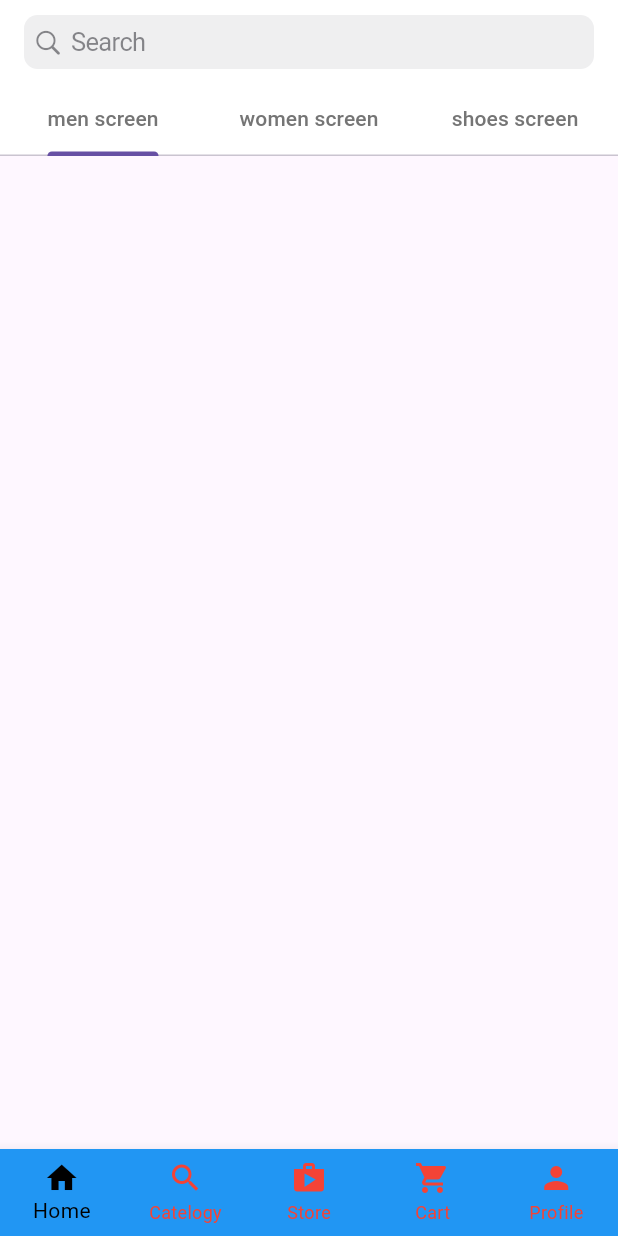
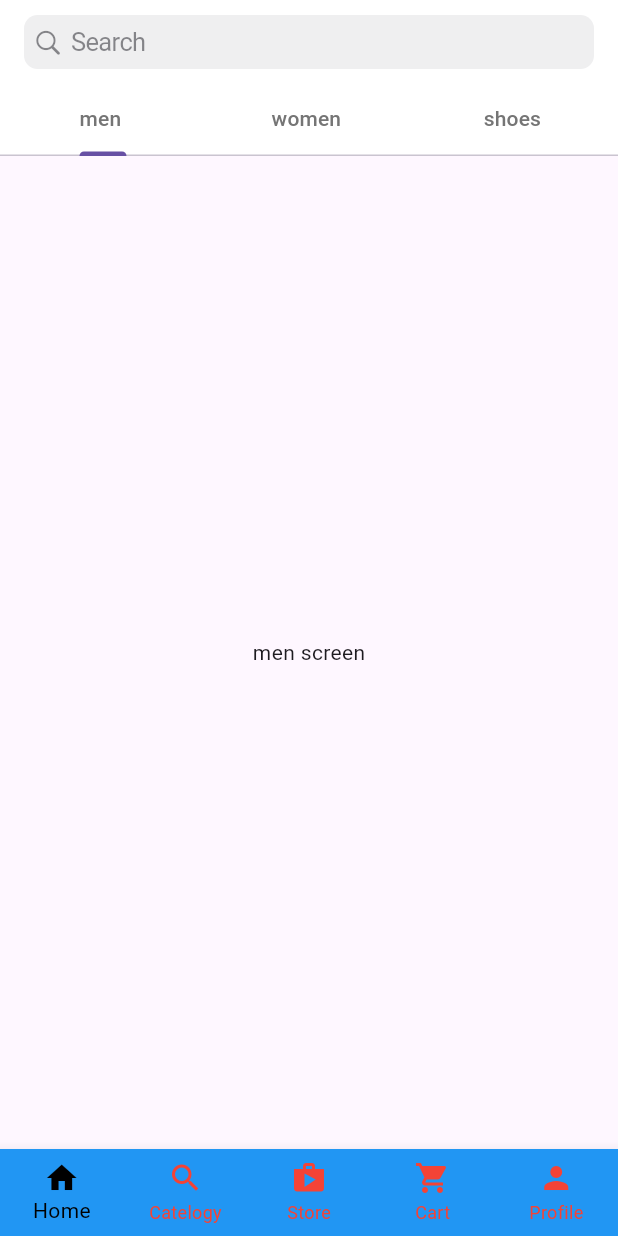
Before and after one commit to ANH2018/Bottom-Navigation-Bar, a Flutter app: the screen it shows after launch, on a phone screen of 412 x 824 dp. Run offline on Flutter 3.47's test engine with Material 3 defaults, Android fonts, the phone set to English and light mode, and no system bars.

Commit message:
add tabbarview

```diff
--- a/lib/home.dart
+++ b/lib/home.dart
@@ -24,16 +24,22 @@ class _homescreenState extends State<homescreen> {
                       bottom: TabBar(
                         tabs: [
 
-                          Tab(child: Text('men screen',style:TextStyle(color: Colors.grey.shade600) ,),),
+                          Tab(child: Text('men ',style:TextStyle(color: Colors.grey.shade600) ,),),
 
-                          Tab(child: Text('women screen',style:TextStyle(color: Colors.grey.shade600) ,),),
+                          Tab(child: Text('women ',style:TextStyle(color: Colors.grey.shade600) ,),),
 
-                          Tab(child: Text('shoes screen',style:TextStyle(color: Colors.grey.shade600) ,),),
+                          Tab(child: Text('shoes ',style:TextStyle(color: Colors.grey.shade600) ,),),
 
                         ],
                         ),
                   ),
+                   body: const TabBarView(children: [
+                    Center(child: Text('men screen'),),
+                    Center(child: Text('women screen'),),
+                    Center(child: Text('shoes screen'),),
 
+
+                   ]),
 
                          ),
     );
```
